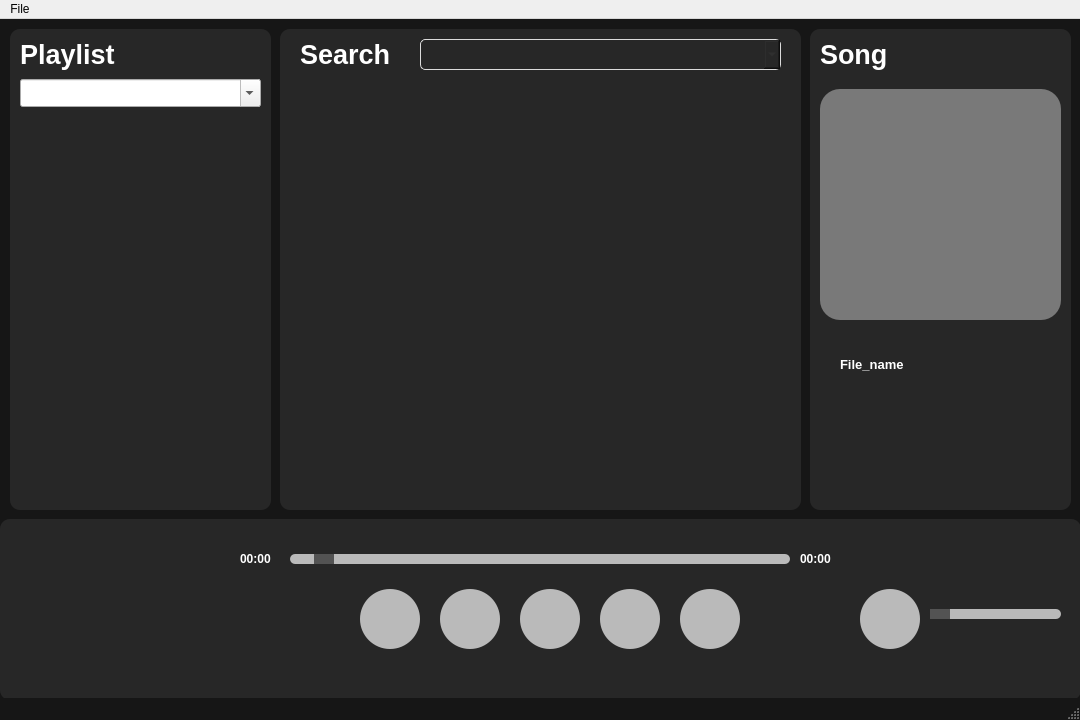
Above: mainwindow.ui from Kantisaranucheep/Audify_1 before the change. Below: the same form after it.
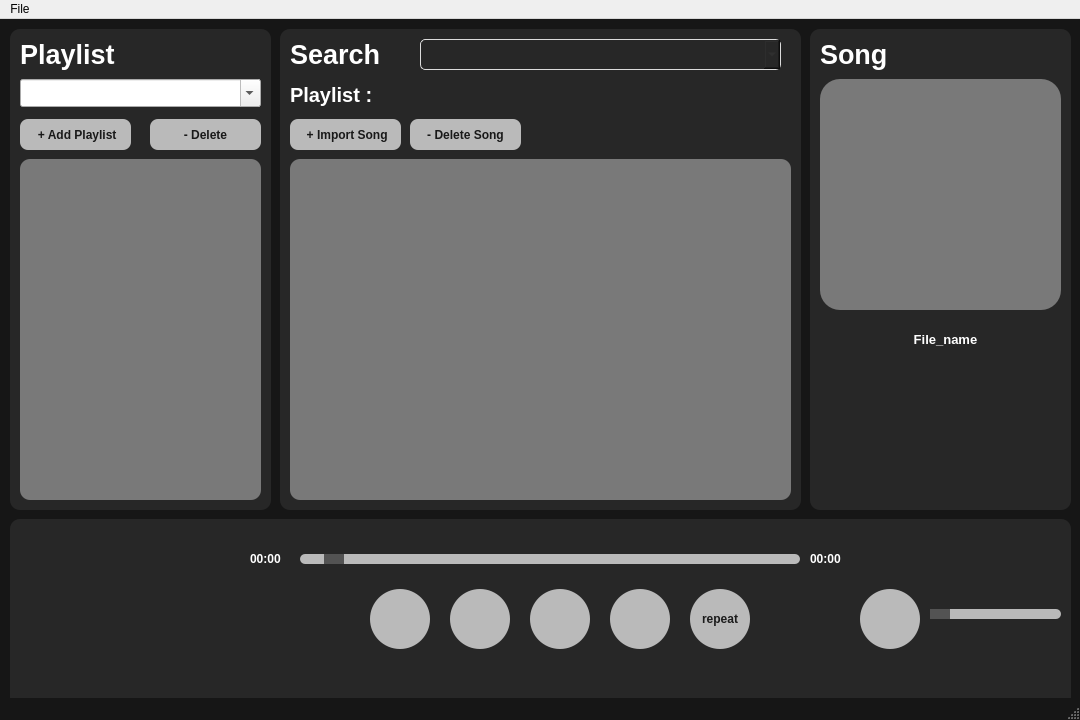
That is the form after the change.

Patch:
```diff
--- a/mainwindow.ui
+++ b/mainwindow.ui
@@ -28,10 +28,10 @@
    <widget class="QFrame" name="frame">
     <property name="geometry">
      <rect>
-      <x>0</x>
+      <x>10</x>
       <y>500</y>
-      <width>1081</width>
-      <height>181</height>
+      <width>1061</width>
+      <height>191</height>
      </rect>
     </property>
     <property name="styleSheet">
@@ -149,7 +149,7 @@
     <widget class="QSlider" name="horizontalSlider_2">
      <property name="geometry">
       <rect>
-       <x>930</x>
+       <x>920</x>
        <y>80</y>
        <width>131</width>
        <height>31</height>
@@ -190,7 +190,7 @@
     <widget class="QPushButton" name="volume">
      <property name="geometry">
       <rect>
-       <x>860</x>
+       <x>850</x>
        <y>70</y>
        <width>60</width>
        <height>60</height>
@@ -235,22 +235,24 @@
 border: none;
 border-radius:30px;
 background-color:rgb(186, 186, 186);
-color:rgb(53, 255, 42);
+color:rgb(27, 27, 27);
 min-width: 60px;
 max-width: 60px;
 min-height: 60px;
 max-height: 60px;
 padding:0px;
+font-weight: bold;
 
 
 }
 
 QPushButton:Hover{
 background-color:rgb(140,140,140);
+color:rgb(27, 27, 27);
 }</string>
      </property>
      <property name="text">
-      <string/>
+      <string>repeat</string>
      </property>
     </widget>
     <widget class="QPushButton" name="push_shuffle">
@@ -461,6 +463,99 @@
       <string/>
      </property>
     </widget>
+    <widget class="QPushButton" name="pushaddplaylist">
+     <property name="geometry">
+      <rect>
+       <x>10</x>
+       <y>90</y>
+       <width>111</width>
+       <height>31</height>
+      </rect>
+     </property>
+     <property name="styleSheet">
+      <string notr="true">QPushButton{
+
+border: none;
+border-radius:8px;
+background-color:rgb(186, 186, 186);
+color:rgb(25, 25, 25);
+font-weight: bold;
+
+padding:0px;
+
+
+}
+
+QPushButton:Hover{
+background-color:rgb(140,140,140);
+}</string>
+     </property>
+     <property name="text">
+      <string> + Add Playlist</string>
+     </property>
+    </widget>
+    <widget class="QListWidget" name="listWidget">
+     <property name="geometry">
+      <rect>
+       <x>10</x>
+       <y>130</y>
+       <width>241</width>
+       <height>341</height>
+      </rect>
+     </property>
+     <property name="styleSheet">
+      <string notr="true">QListWidget{
+background-color: rgb(121, 121, 121);
+                          border-radius: 10px;
+
+
+}
+ QListWidget::item {
+        margin:5px;
+border-radius: 10px;
+height: 50px;
+background-color:rgb(29, 29, 29);
+color:rgb(255, 255, 255);
+font-weight: bold;
+
+
+    }</string>
+     </property>
+     <property name="sortingEnabled">
+      <bool>false</bool>
+     </property>
+    </widget>
+    <widget class="QPushButton" name="pushdelplaylist_2">
+     <property name="geometry">
+      <rect>
+       <x>140</x>
+       <y>90</y>
+       <width>111</width>
+       <height>31</height>
+      </rect>
+     </property>
+     <property name="styleSheet">
+      <string notr="true">QPushButton{
+
+border: none;
+border-radius:8px;
+background-color:rgb(186, 186, 186);
+color:rgb(25, 25, 25);
+font-weight: bold;
+
+padding:0px;
+
+
+}
+
+QPushButton:Hover{
+background-color:rgb(140,140,140);
+}</string>
+     </property>
+     <property name="text">
+      <string> - Delete </string>
+     </property>
+    </widget>
    </widget>
    <widget class="QFrame" name="frame_3">
     <property name="geometry">
@@ -486,7 +581,7 @@
     <widget class="QLabel" name="label_3">
      <property name="geometry">
       <rect>
-       <x>20</x>
+       <x>10</x>
        <y>10</y>
        <width>111</width>
        <height>31</height>
@@ -541,6 +636,127 @@
       <string/>
      </property>
     </widget>
+    <widget class="QListWidget" name="listWidget_song">
+     <property name="geometry">
+      <rect>
+       <x>10</x>
+       <y>130</y>
+       <width>501</width>
+       <height>341</height>
+      </rect>
+     </property>
+     <property name="styleSheet">
+      <string notr="true">QListWidget{
+background-color: rgb(121, 121, 121);
+                          border-radius: 10px;
+
+
+}
+ QListWidget::item {
+        margin:5px;
+border-radius: 10px;
+height: 50px;
+background-color:rgb(29, 29, 29);
+color:rgb(255, 255, 255);
+font-weight: bold;
+
+
+    }</string>
+     </property>
+     <property name="horizontalScrollBarPolicy">
+      <enum>Qt::ScrollBarAlwaysOff</enum>
+     </property>
+    </widget>
+    <widget class="QPushButton" name="pushaddsong">
+     <property name="geometry">
+      <rect>
+       <x>10</x>
+       <y>90</y>
+       <width>111</width>
+       <height>31</height>
+      </rect>
+     </property>
+     <property name="styleSheet">
+      <string notr="true">QPushButton{
+
+border: none;
+border-radius:8px;
+background-color:rgb(186, 186, 186);
+color:rgb(25, 25, 25);
+font-weight: bold;
+
+padding:0px;
+
+
+}
+
+QPushButton:Hover{
+background-color:rgb(140,140,140);
+}</string>
+     </property>
+     <property name="text">
+      <string> + Import Song</string>
+     </property>
+    </widget>
+    <widget class="QPushButton" name="pushdelsong">
+     <property name="geometry">
+      <rect>
+       <x>130</x>
+       <y>90</y>
+       <width>111</width>
+       <height>31</height>
+      </rect>
+     </property>
+     <property name="styleSheet">
+      <string notr="true">QPushButton{
+
+border: none;
+border-radius:8px;
+background-color:rgb(186, 186, 186);
+color:rgb(25, 25, 25);
+font-weight: bold;
+
+padding:0px;
+
+
+}
+
+QPushButton:Hover{
+background-color:rgb(140,140,140);
+}</string>
+     </property>
+     <property name="text">
+      <string>- Delete Song</string>
+     </property>
+    </widget>
+    <widget class="QLabel" name="label_Playlist_Name">
+     <property name="geometry">
+      <rect>
+       <x>10</x>
+       <y>50</y>
+       <width>191</width>
+       <height>31</height>
+      </rect>
+     </property>
+     <property name="font">
+      <font>
+       <pointsize>15</pointsize>
+       <bold>true</bold>
+      </font>
+     </property>
+     <property name="styleSheet">
+      <string notr="true">QLabel{
+
+	color:rgb(255, 255, 255);
+}</string>
+     </property>
+     <property name="text">
+      <string>Playlist :</string>
+     </property>
+     <property name="alignment">
+      <set>Qt::AlignLeading|Qt::AlignLeft|Qt::AlignVCenter</set>
+     </property>
+    </widget>
    </widget>
    <widget class="QFrame" name="frame_4">
     <property name="geometry">
@@ -593,7 +809,7 @@
      <property name="geometry">
       <rect>
        <x>10</x>
-       <y>60</y>
+       <y>50</y>
        <width>241</width>
        <height>231</height>
       </rect>
@@ -616,10 +832,10 @@
     <widget class="QLabel" name="label_File_Name">
      <property name="geometry">
       <rect>
-       <x>30</x>
-       <y>300</y>
-       <width>221</width>
-       <height>71</height>
+       <x>20</x>
+       <y>290</y>
+       <width>231</width>
+       <height>41</height>
       </rect>
      </property>
      <property name="font">
@@ -637,6 +853,12 @@
      <property name="text">
       <string>File_name</string>
      </property>
+     <property name="alignment">
+      <set>Qt::AlignCenter</set>
+     </property>
+     <property name="indent">
+      <number>0</number>
+     </property>
     </widget>
    </widget>
   </widget>
```
